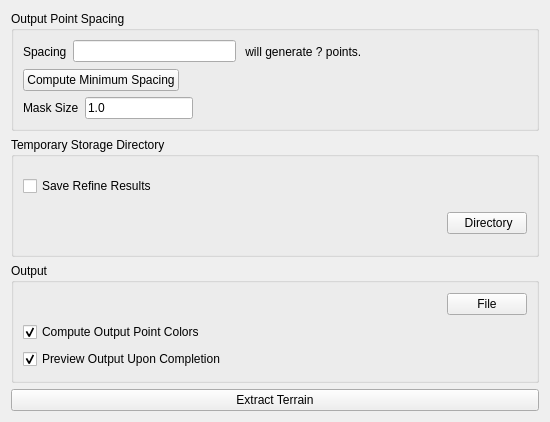
First picture: the form in smtk/extension/vxl/operators/smtkTerrainExtractionParameters.ui, repository Kitware/SMTK, before the edit.
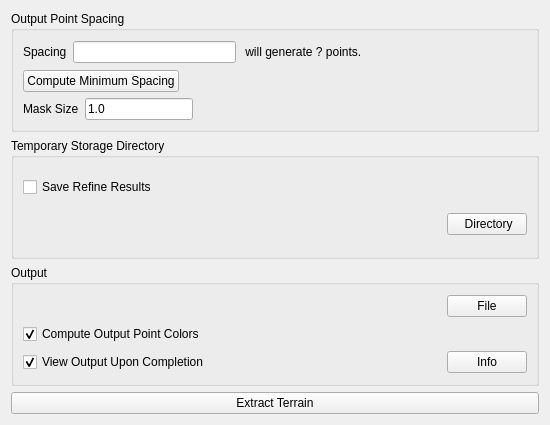
Second picture: the form after the edit.

Commit message: FEATURE: Expose terrain extraction operator into ModelBuilder

The edit to the form file:
```diff
--- a/smtk/extension/vxl/operators/smtkTerrainExtractionParameters.ui
+++ b/smtk/extension/vxl/operators/smtkTerrainExtractionParameters.ui
@@ -7,7 +7,7 @@
     <x>0</x>
     <y>0</y>
     <width>550</width>
-    <height>422</height>
+    <height>425</height>
    </rect>
   </property>
   <property name="windowTitle">
@@ -256,7 +256,7 @@
       <item row="2" column="0">
        <widget class="QCheckBox" name="previewOnCompletionCheckBox">
         <property name="text">
-         <string>Preview Output Upon Completion</string>
+         <string>View Output Upon Completion</string>
         </property>
         <property name="checked">
          <bool>true</bool>
@@ -292,6 +292,13 @@
         </property>
        </widget>
       </item>
+      <item row="2" column="3">
+       <widget class="QPushButton" name="InfoButton">
+        <property name="text">
+         <string>Info</string>
+        </property>
+       </widget>
+      </item>
      </layout>
     </widget>
    </item>
```
Left out of the diff: 40 changed lines with no effect on the pictures. The commit also changes 11 other files.
